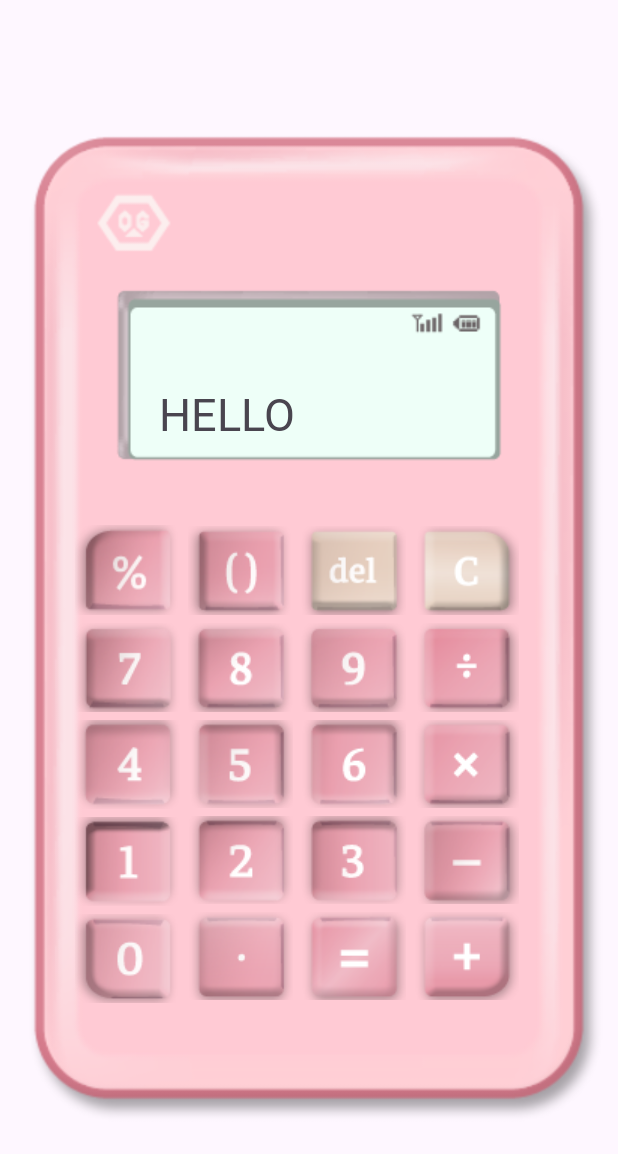
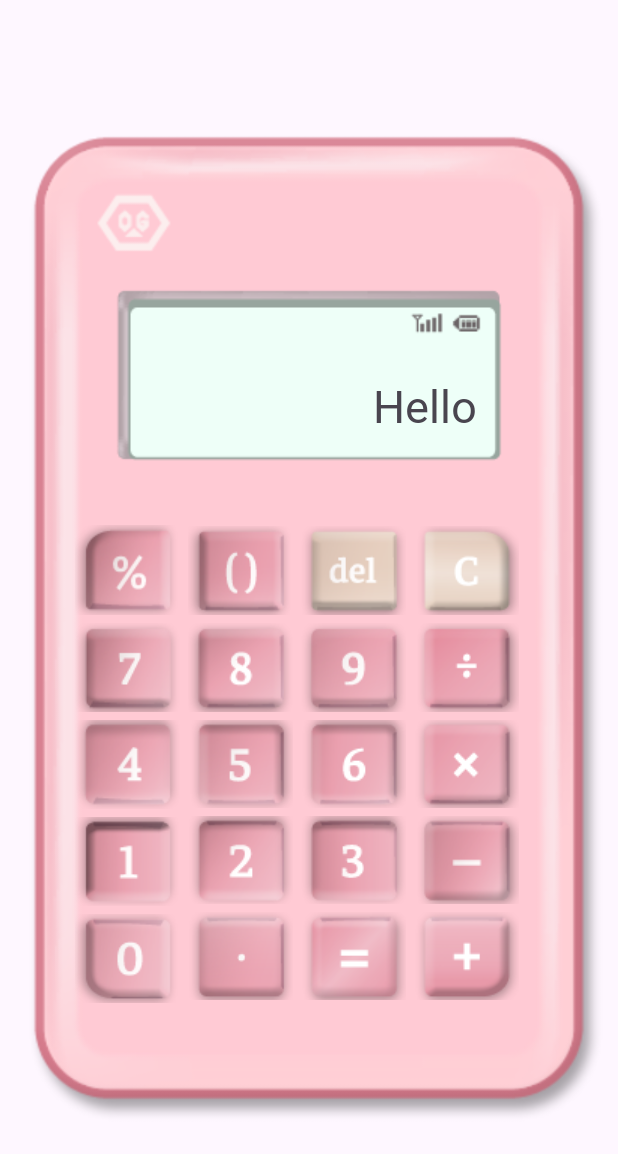
Before and after one commit to Orinugoori/SecondWeek, an Android app: the screen it shows after launch (MainActivity), after a tap on "clear", on a phone screen of 412 x 824 dp. Shown: the top 1154 px of the screen. Run offline under Robolectric (Android 15) with nearby library versions, the phone set to English and light mode, and no system bars.

Commit message:
디스플레이 텍스트 크기,맥스라인,패딩,정렬변경

```diff
--- a/app/src/main/java/com/example/secondweek/MainActivity.kt
+++ b/app/src/main/java/com/example/secondweek/MainActivity.kt
@@ -78,7 +78,7 @@ class MainActivity : AppCompatActivity() {
 
     private fun clearAll() {
         currentInput = ""
-        displayText.text = "HELLO"
+        displayText.text = "Hello"
     }
 
     private fun deleteLast() {
--- a/app/src/main/res/layout/activity_main.xml
+++ b/app/src/main/res/layout/activity_main.xml
@@ -38,17 +38,24 @@
 
     <TextView
         android:id="@+id/tv_display"
-        android:layout_width="200dp"
-        android:layout_height="50dp"
+        android:layout_width="0dp"
+        android:layout_height="0dp"
+        android:fontFamily="@font/gpz_video_tape"
+        android:gravity="end|bottom"
+        android:maxLines="2"
+        android:paddingEnd="16dp"
+        android:paddingStart="16dp"
+        android:paddingBottom="5dp"
+        android:paddingTop="5dp"
         android:text="Hello"
         android:textSize="30sp"
-        android:fontFamily="@font/gpz_video_tape"
+        app:layout_constraintBottom_toBottomOf="@id/iv_background"
+        app:layout_constraintEnd_toEndOf="@id/iv_background"
+        app:layout_constraintStart_toStartOf="@id/iv_background"
         app:layout_constraintTop_toTopOf="@id/iv_background"
-        app:layout_constraintBottom_toBottomOf="@id/iv_background"
-        app:layout_constraintStart_toStartOf="@id/iv_background"
-        app:layout_constraintEnd_toEndOf="@id/iv_background"
-        app:layout_constraintVertical_bias="0.33">
-
+        app:layout_constraintVertical_bias="0.28"
+        app:layout_constraintHeight_percent="0.11"
+        app:layout_constraintWidth_percent="0.62">
     </TextView>
 
 
```
